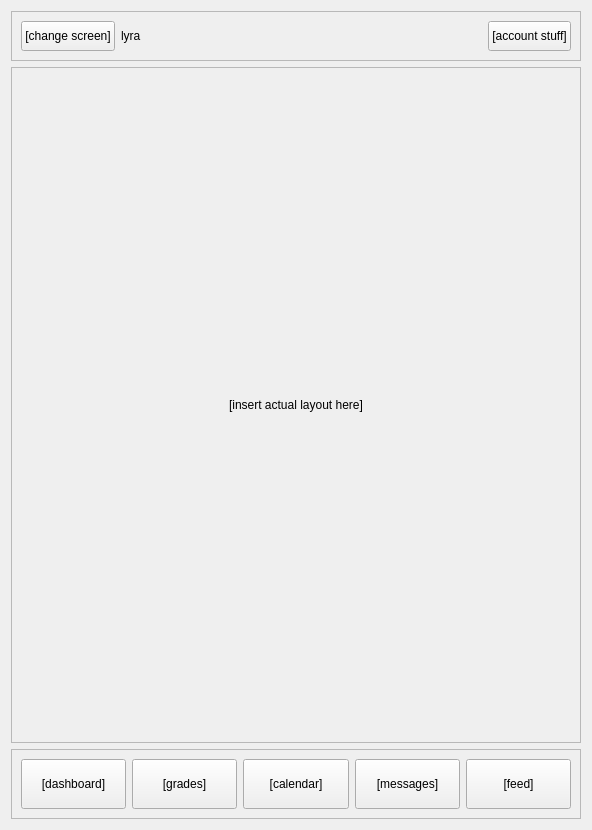
First picture: the form in src/ui/mainscr.ui, repository Maritsu/lyra-project, before the edit.
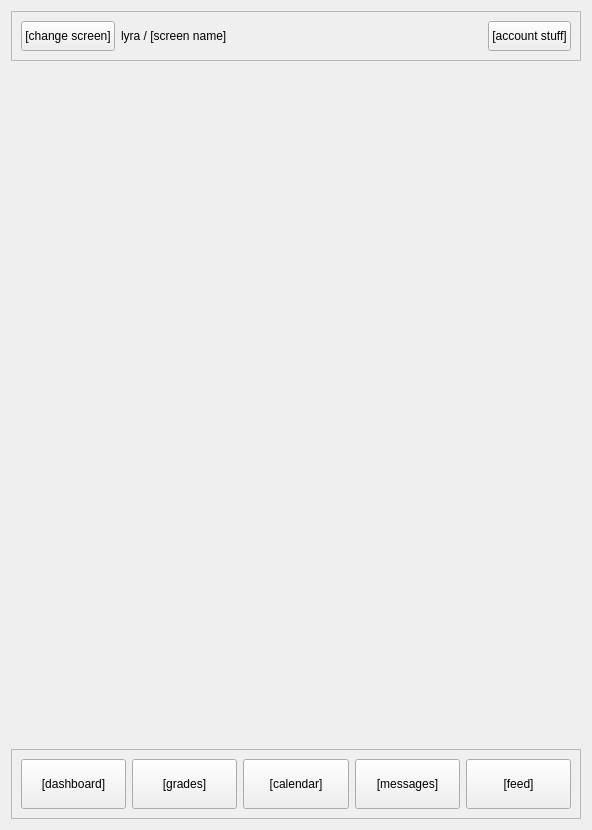
Second picture: the form after the edit.

Commit message: [ui] add function to change screen + minor changes to .ui files

What changed in the file:
```diff
--- a/src/ui/mainscr.ui
+++ b/src/ui/mainscr.ui
@@ -51,7 +51,7 @@
       <item>
        <widget class="QLabel" name="tb_name_lbl">
         <property name="text">
-         <string>lyra</string>
+         <string>lyra / [screen name]</string>
         </property>
        </widget>
       </item>
@@ -79,23 +79,22 @@
        <verstretch>0</verstretch>
       </sizepolicy>
      </property>
-     <property name="frameShape">
-      <enum>QFrame::StyledPanel</enum>
+     <property name="lineWidth">
+      <number>0</number>
      </property>
-     <property name="frameShadow">
-      <enum>QFrame::Raised</enum>
-     </property>
-     <layout class="QVBoxLayout" name="verticalLayout_2">
-      <item>
-       <widget class="QLabel" name="foo_lbl">
-        <property name="text">
-         <string>[insert actual layout here]</string>
-        </property>
-        <property name="alignment">
-         <set>Qt::AlignCenter</set>
-        </property>
-       </widget>
-      </item>
+     <layout class="QVBoxLayout" name="verticalLayout_6">
+      <property name="leftMargin">
+       <number>0</number>
+      </property>
+      <property name="topMargin">
+       <number>0</number>
+      </property>
+      <property name="rightMargin">
+       <number>0</number>
+      </property>
+      <property name="bottomMargin">
+       <number>0</number>
+      </property>
      </layout>
     </widget>
    </item>
```
Left out of the diff: 8 changed lines with no effect on the pictures. The commit also changes 3 other files.
